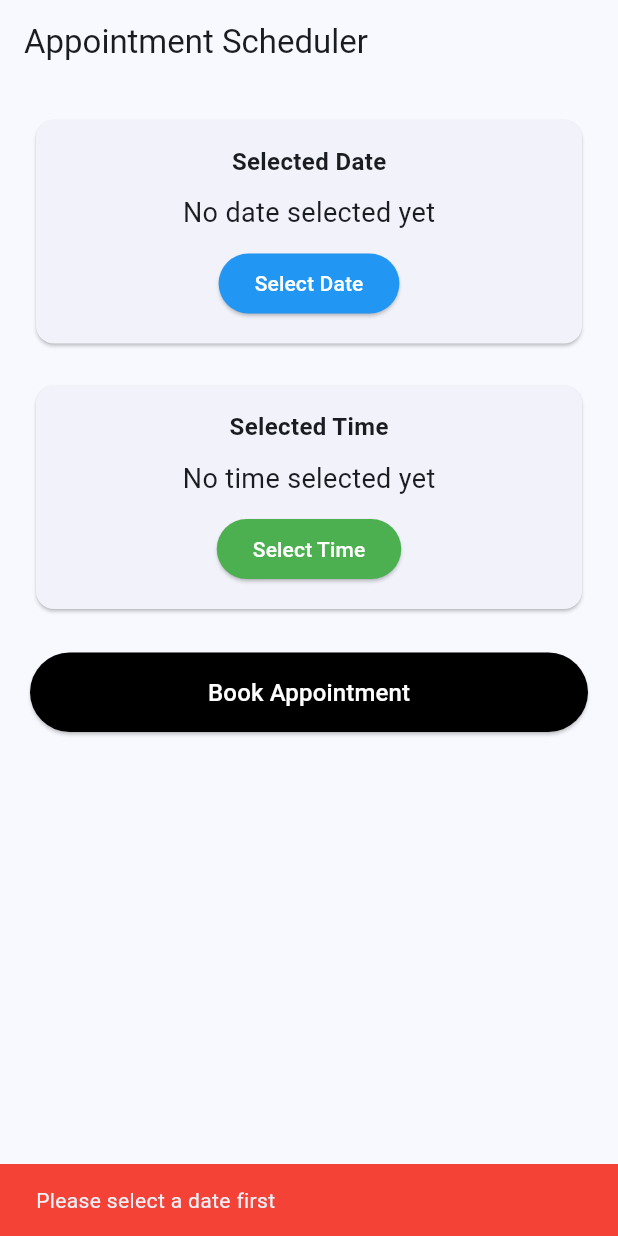
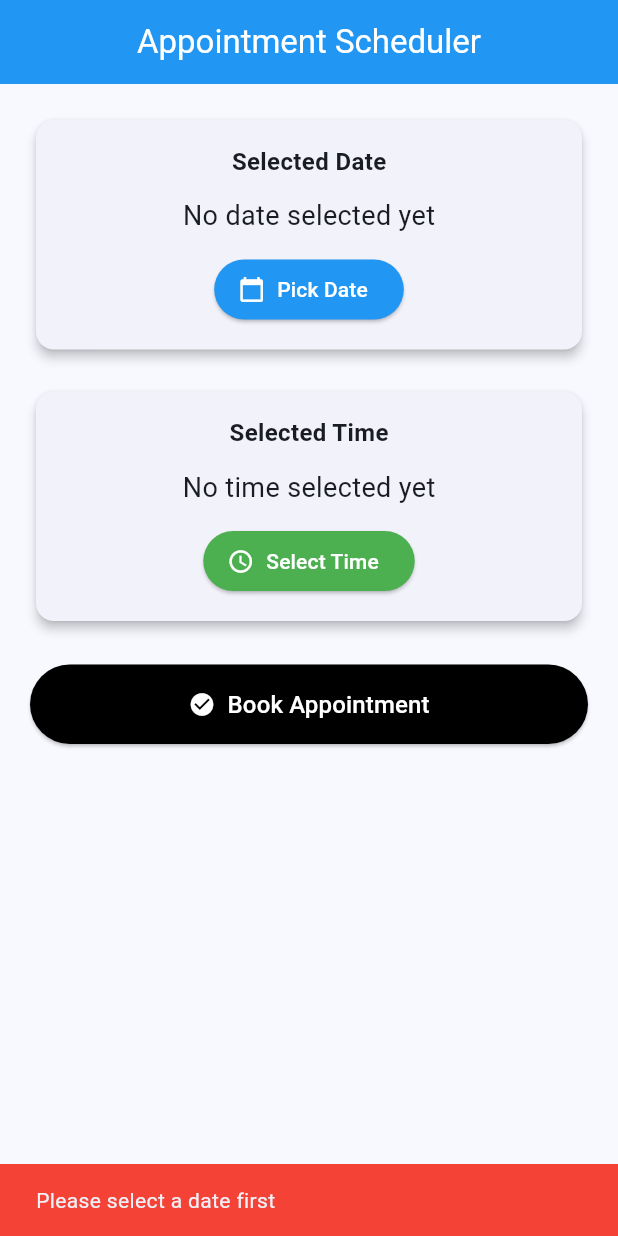
Before and after one commit to SMunganyinka/appointment-scheduler-app, a Flutter app: the screen it shows after launch, after a tap on "Book Appointment", on a phone screen of 412 x 824 dp. Run offline on Flutter 3.47's test engine with Material 3 defaults, Android fonts, the phone set to English and light mode, and no system bars.

Commit message:
improved UI layout with icons, cards, and modern styling

```diff
--- a/lib/main.dart
+++ b/lib/main.dart
@@ -4,8 +4,8 @@ void main() {
   runApp(const MyApp());
 }
 
-/// Main app widget
-/// This sets theme and connects to the home page
+/// MAIN APP ENTRY POINT
+/// This widget starts the application and sets the theme
 class MyApp extends StatelessWidget {
   const MyApp({super.key});
 
@@ -14,18 +14,21 @@ class MyApp extends StatelessWidget {
     return MaterialApp(
       debugShowCheckedModeBanner: false,
 
-      // App name shown in device/app switcher
+      // This is the name of the application
+      // It appears in the task switcher on mobile
       title: 'Appointment Scheduler',
 
-      // Simple modern theme (Material 3)
+      // Theme configuration (Material 3 for modern UI look)
       theme: ThemeData(colorSchemeSeed: Colors.blue, useMaterial3: true),
 
+      // First screen shown when app opens
       home: const HomePage(),
     );
   }
 }
 
-/// Home screen where user selects date and time
+/// HOME PAGE (STATEFUL WIDGET)
+/// We use StatefulWidget because the UI changes when user selects date/time
 class HomePage extends StatefulWidget {
   const HomePage({super.key});
 
@@ -33,12 +36,17 @@ class HomePage extends StatefulWidget {
   State<HomePage> createState() => _HomePageState();
 }
 
+/// STATE CLASS
+/// This holds all dynamic data (date, time, etc.)
 class _HomePageState extends State<HomePage> {
-  // These variables store user selections
+  // Stores selected date from calendar
   DateTime? selectedDate;
+
+  // Stores selected time from clock picker
   TimeOfDay? selectedTime;
 
-  /// Opens calendar picker
+  /// FUNCTION: OPEN DATE PICKER
+  /// This shows a calendar dialog for user to choose a date
   Future<void> pickDate() async {
     DateTime? date = await showDatePicker(
       context: context,
@@ -46,14 +54,14 @@ class _HomePageState extends State<HomePage> {
       // Default date shown when calendar opens
       initialDate: DateTime.now(),
 
-      // Prevent selecting very old dates
+      // User cannot select dates before 2024
       firstDate: DateTime(2024),
 
-      // Allow selection up to year 2100
+      // User can select up to year 2100
       lastDate: DateTime(2100),
     );
 
-    // Save selected date and refresh UI
+    // If user selects a date, update UI
     if (date != null) {
       setState(() {
         selectedDate = date;
@@ -61,12 +69,13 @@ class _HomePageState extends State<HomePage> {
     }
   }
 
-  /// Opens clock picker
+  /// FUNCTION: OPEN TIME PICKER
+  /// This shows a clock dialog for selecting time
   Future<void> pickTime() async {
     TimeOfDay? time = await showTimePicker(
       context: context,
 
-      // Default time shown
+      // Default time shown when clock opens
       initialTime: TimeOfDay.now(),
     );
 
@@ -78,25 +87,30 @@ class _HomePageState extends State<HomePage> {
     }
   }
 
-  /// Convert date to readable text
+  /// FUNCTION: FORMAT SELECTED DATE
+  /// Converts DateTime into readable text for UI
   String getDateText() {
     if (selectedDate == null) {
       return "No date selected yet";
     }
+
     return "${selectedDate!.day}/${selectedDate!.month}/${selectedDate!.year}";
   }
 
-  /// Convert time to readable text
+  /// FUNCTION: FORMAT SELECTED TIME
+  /// Converts TimeOfDay into readable format
   String getTimeText() {
     if (selectedTime == null) {
       return "No time selected yet";
     }
+
     return selectedTime!.format(context);
   }
 
-  /// Booking validation + confirmation logic
+  /// FUNCTION: BOOK APPOINTMENT (VALIDATION + CONFIRMATION)
+  /// This checks if user selected valid data before booking
   void bookAppointment() {
-    // Check if user selected a date
+    // Step 1: Check if date is selected
     if (selectedDate == null) {
       ScaffoldMessenger.of(context).showSnackBar(
         const SnackBar(
@@ -107,7 +121,7 @@ class _HomePageState extends State<HomePage> {
       return;
     }
 
-    // Check if user selected a time
+    // Step 2: Check if time is selected
     if (selectedTime == null) {
       ScaffoldMessenger.of(context).showSnackBar(
         const SnackBar(
@@ -118,7 +132,7 @@ class _HomePageState extends State<HomePage> {
       return;
     }
 
-    // Combine date + time into one DateTime object
+    // Step 3: Combine date and time into one object
     final selectedDateTime = DateTime(
       selectedDate!.year,
       selectedDate!.month,
@@ -127,7 +141,7 @@ class _HomePageState extends State<HomePage> {
       selectedTime!.minute,
     );
 
-    // Prevent booking past date/time
+    // Step 4: Prevent booking past time
     if (selectedDateTime.isBefore(DateTime.now())) {
       ScaffoldMessenger.of(context).showSnackBar(
         const SnackBar(
@@ -138,10 +152,10 @@ class _HomePageState extends State<HomePage> {
       return;
     }
 
-    // Success message (booking confirmed)
+    // Step 5: Success message
     ScaffoldMessenger.of(context).showSnackBar(
       const SnackBar(
-        content: Text("Appointment booked successfully!"),
+        content: Text("Appointment booked successfully 🎉"),
         backgroundColor: Colors.green,
       ),
     );
@@ -150,22 +164,35 @@ class _HomePageState extends State<HomePage> {
   @override
   Widget build(BuildContext context) {
     return Scaffold(
-      appBar: AppBar(title: const Text("Appointment Scheduler")),
+      /// APP BAR (TOP SECTION)
+      appBar: AppBar(
+        title: const Text("Appointment Scheduler"),
+        centerTitle: true,
+        backgroundColor: Colors.blue,
+        foregroundColor: Colors.white,
+      ),
 
+      /// MAIN BODY
       body: Padding(
-        // Adds spacing around the whole screen (clean UI)
+        // Adds spacing around entire UI
         padding: const EdgeInsets.all(20),
 
         child: Column(
           crossAxisAlignment: CrossAxisAlignment.stretch,
           children: [
-            /// DATE SECTION
+            /// ================= DATE SECTION =================
             Card(
+              elevation: 3, // Gives shadow effect
+              shape: RoundedRectangleBorder(
+                borderRadius: BorderRadius.circular(12),
+              ),
+
               child: Padding(
                 padding: const EdgeInsets.all(16),
 
                 child: Column(
                   children: [
+                    // Section title
                     const Text(
                       "Selected Date",
                       style: TextStyle(
@@ -174,22 +201,26 @@ class _HomePageState extends State<HomePage> {
                       ),
                     ),
 
-                    const SizedBox(height: 10),
+                    const SizedBox(height: 12),
 
+                    // Display selected date
                     Text(getDateText(), style: const TextStyle(fontSize: 18)),
 
-                    const SizedBox(height: 10),
+                    const SizedBox(height: 12),
 
-                    ElevatedButton(
+                    // Button to open date picker
+                    ElevatedButton.icon(
                       onPressed: pickDate,
 
-                      // Button styling (improves UI look)
+                      // Icon improves user understanding
+                      icon: const Icon(Icons.calendar_today),
+                      label: const Text("Pick Date"),
+
+                      // Button styling
                       style: ElevatedButton.styleFrom(
                         backgroundColor: Colors.blue,
                         foregroundColor: Colors.white,
                       ),
-
-                      child: const Text("Select Date"),
                     ),
                   ],
                 ),
@@ -198,8 +229,13 @@ class _HomePageState extends State<HomePage> {
 
             const SizedBox(height: 20),
 
-            /// TIME SECTION
+            /// ================= TIME SECTION =================
             Card(
+              elevation: 3,
+              shape: RoundedRectangleBorder(
+                borderRadius: BorderRadius.circular(12),
+              ),
+
               child: Padding(
                 padding: const EdgeInsets.all(16),
 
@@ -213,21 +249,22 @@ class _HomePageState extends State<HomePage> {
                       ),
                     ),
 
-                    const SizedBox(height: 10),
+                    const SizedBox(height: 12),
 
+                    // Display selected time
                     Text(getTimeText(), style: const TextStyle(fontSize: 18)),
 
-                    const SizedBox(height: 10),
+                    const SizedBox(height: 12),
 
-                    ElevatedButton(
+                    // Button to open time picker
+                    ElevatedButton.icon(
                       onPressed: pickTime,
-
+                      icon: const Icon(Icons.access_time),
+                      label: const Text("Select Time"),
                       style: ElevatedButton.styleFrom(
                         backgroundColor: Colors.green,
                         foregroundColor: Colors.white,
                       ),
-
-                      child: const Text("Select Time"),
                     ),
                   ],
                 ),
@@ -236,19 +273,20 @@ class _HomePageState extends State<HomePage> {
 
             const SizedBox(height: 25),
 
-            /// BOOKING BUTTON (REAL WORLD ACTION)
-            ElevatedButton(
+            /// ================= BOOK BUTTON =================
+            ElevatedButton.icon(
               onPressed: bookAppointment,
+
+              icon: const Icon(Icons.check_circle),
+              label: const Text(
+                "Book Appointment",
+                style: TextStyle(fontSize: 16),
+              ),
 
               style: ElevatedButton.styleFrom(
                 backgroundColor: Colors.black,
                 foregroundColor: Colors.white,
                 padding: const EdgeInsets.all(15),
-              ),
-
-              child: const Text(
-                "Book Appointment",
-                style: TextStyle(fontSize: 16),
               ),
             ),
           ],
```
